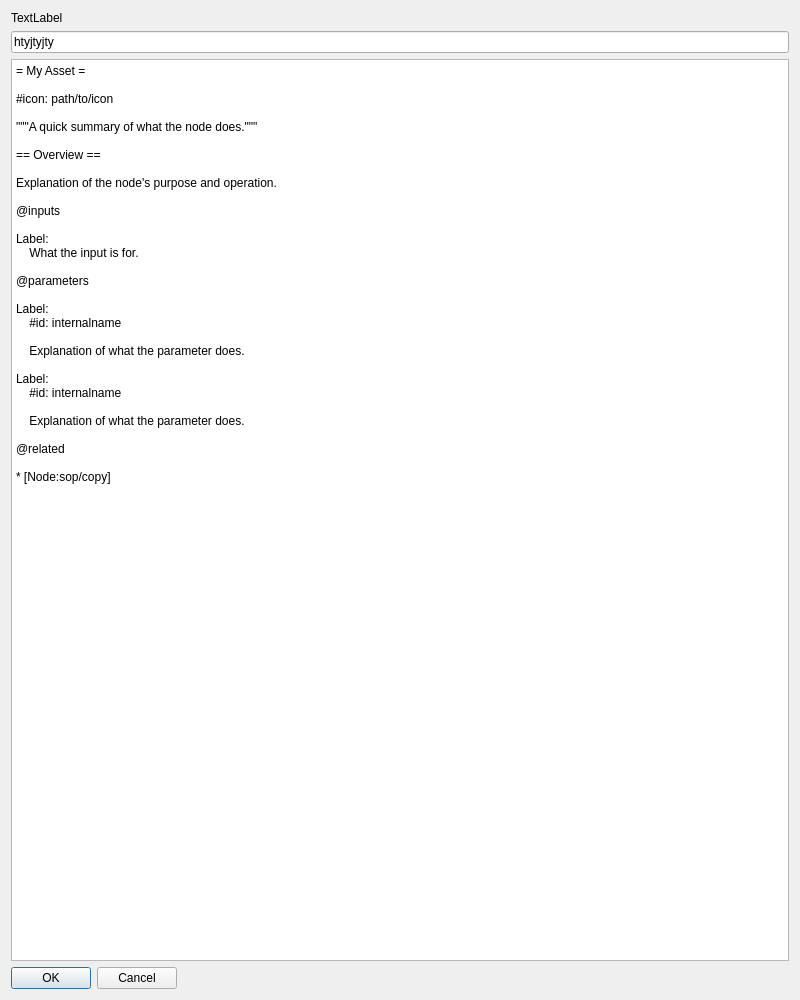
Qt form scripts/python/document_your_node/ui/document_your_node_ui.ui (jiale-oliver-zhang/OliverTools) before a commit.
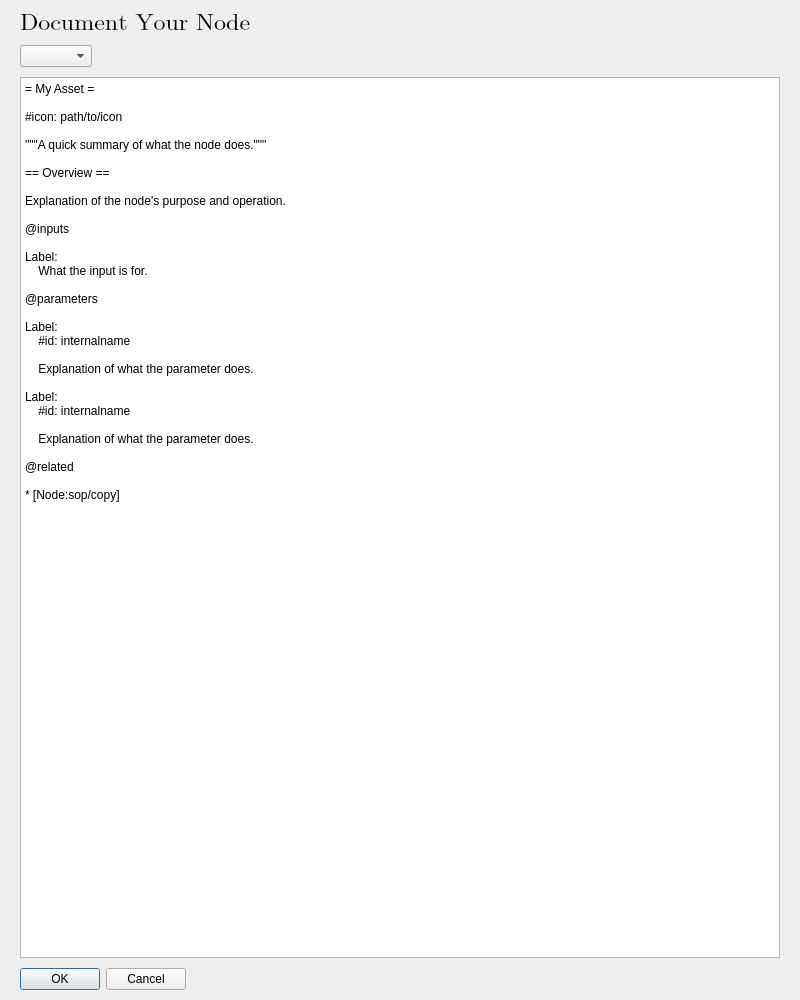
The same form after that commit.

```diff
--- a/scripts/python/document_your_node/ui/document_your_node_ui.ui
+++ b/scripts/python/document_your_node/ui/document_your_node_ui.ui
@@ -20,6 +20,21 @@
    <string>Form</string>
   </property>
   <layout class="QVBoxLayout" name="verticalLayout">
+   <property name="spacing">
+    <number>10</number>
+   </property>
+   <property name="leftMargin">
+    <number>20</number>
+   </property>
+   <property name="topMargin">
+    <number>10</number>
+   </property>
+   <property name="rightMargin">
+    <number>20</number>
+   </property>
+   <property name="bottomMargin">
+    <number>10</number>
+   </property>
    <item>
     <widget class="QLabel" name="label">
      <property name="sizePolicy">
@@ -28,15 +43,33 @@
        <verstretch>0</verstretch>
       </sizepolicy>
      </property>
+     <property name="font">
+      <font>
+       <family>Cambria Math</family>
+       <pointsize>18</pointsize>
+      </font>
+     </property>
      <property name="text">
-      <string>TextLabel</string>
+      <string>Document Your Node</string>
+     </property>
+     <property name="scaledContents">
+      <bool>false</bool>
      </property>
     </widget>
    </item>
    <item>
-    <widget class="QLineEdit" name="lineEdit">
-     <property name="text">
-      <string>htyjtyjty</string>
+    <widget class="QComboBox" name="comboBox">
+     <property name="sizePolicy">
+      <sizepolicy hsizetype="Fixed" vsizetype="Fixed">
+       <horstretch>0</horstretch>
+       <verstretch>0</verstretch>
+      </sizepolicy>
+     </property>
+     <property name="iconSize">
+      <size>
+       <width>12</width>
+       <height>12</height>
+      </size>
      </property>
     </widget>
    </item>
```
